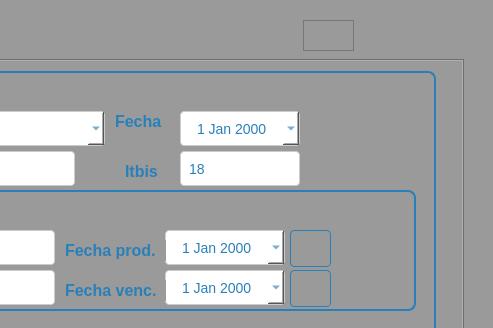
First picture: the form in Sistema de ventas/ui/FrmIngreso.ui, repository CodeDrTech/DevelopPython, before the edit; both pictures show x 487 to 980 and y 0 to 328 of the 980 by 743 pixel window.
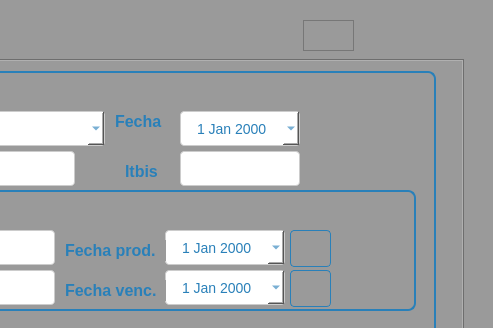
Second picture: the form after the edit. The open tabs and pages were chosen to show the change.

The edit to the form file:
```diff
--- a/Sistema de ventas/ui/FrmIngreso.ui
+++ b/Sistema de ventas/ui/FrmIngreso.ui
@@ -1907,7 +1907,7 @@
 </string>
        </property>
        <property name="text">
-        <string>18</string>
+        <string/>
        </property>
       </widget>
       <widget class="QLineEdit" name="txtIdProveedor">
```
